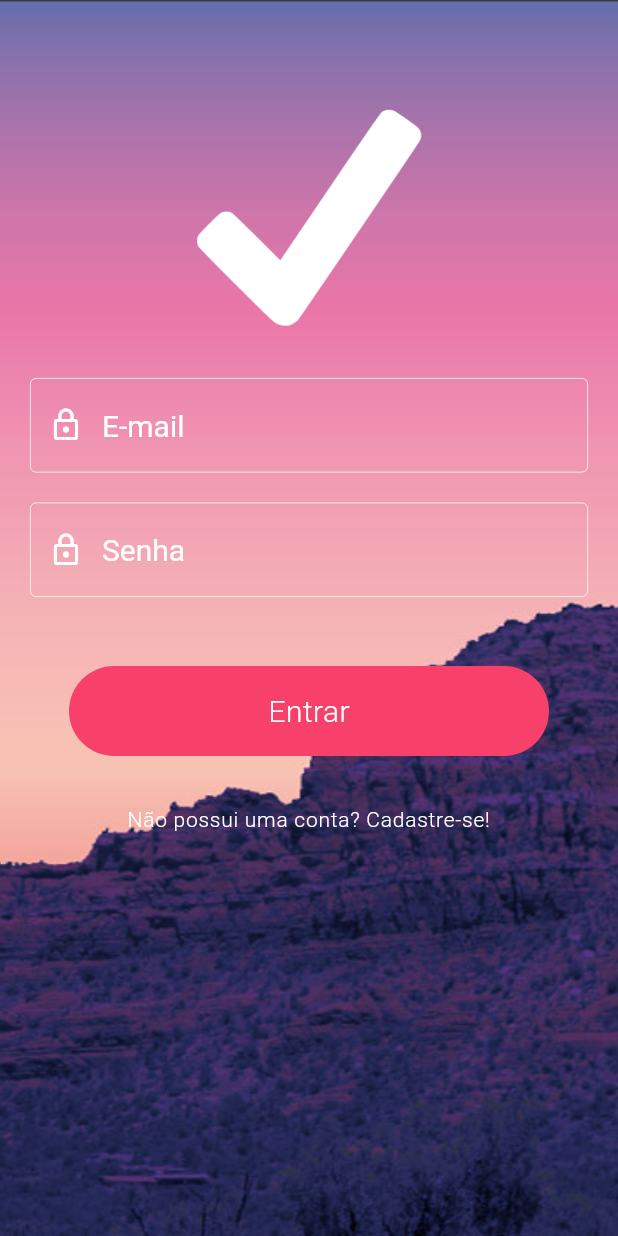
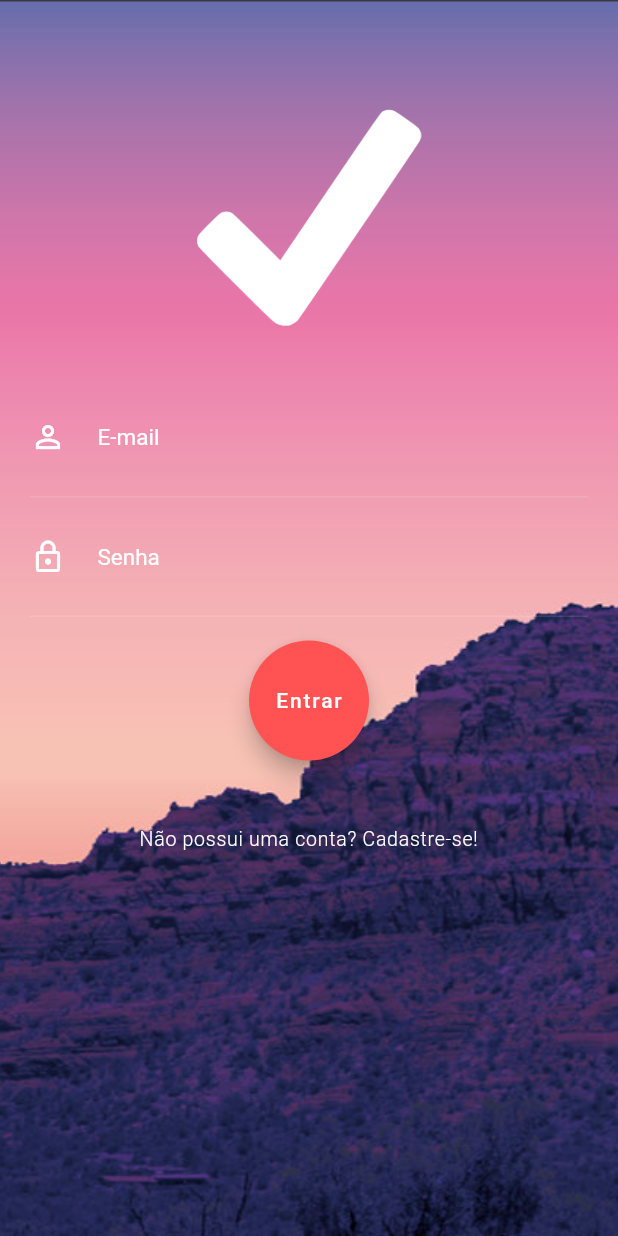
Before and after one commit to jacksonn455/loja_virtual_flutter, a Flutter app: the screen it shows after launch, on a phone screen of 412 x 824 dp. Run offline on Flutter 3.47's test engine with Material 2 defaults, Android fonts, the phone set to English and light mode, and no system bars; our stand-ins replace carousel_pro, cloud_firestore, firebase_auth, flare_flutter, transparent_image; accounts and stored records are empty.

Commit message:
atualização 15/07

```diff
--- a/lib/screens/NewLogin_screen.dart
+++ b/lib/screens/NewLogin_screen.dart
@@ -1,46 +1,21 @@
 import 'package:flutter/material.dart';
-import 'package:flutter/scheduler.dart';
-import 'package:loja_virtual/screens/home_screen.dart';
-import 'package:loja_virtual/widgets/form_container.dart';
-import 'package:loja_virtual/widgets/sign_up_button.dart';
-import 'package:loja_virtual/widgets/stagger_animation.dart';
+import 'package:flutter/scheduler.dart' show timeDilation;
 import 'package:loja_virtual/models/user_model.dart';
 import 'package:loja_virtual/screens/signup_screen.dart';
 import 'package:scoped_model/scoped_model.dart';
+import 'package:loja_virtual/widgets/form_container.dart';
+import 'package:loja_virtual/widgets/sign_up_button.dart';
+
+import 'login_screen.dart';
+
 
 class NewLoginScreen extends StatefulWidget {
   @override
   _NewLoginScreenState createState() => _NewLoginScreenState();
 }
 
-class _NewLoginScreenState extends State<NewLoginScreen> with SingleTickerProviderStateMixin{
-
-  AnimationController _animationController;
-
-  @override
-  void initState() {
-    super.initState();
-
-    _animationController = AnimationController(
-      vsync: this,
-      duration: Duration(seconds: 2),
-    );
-
-    _animationController.addStatusListener((status){
-      if(status == AnimationStatus.completed){
-        Navigator.of(context).pushReplacement(
-            MaterialPageRoute(builder: (context)=>HomeScreen())
-        );
-      }
-    });
-  }
-
-
-  @override
-  void dispose() {
-    _animationController.dispose();
-    super.dispose();
-  }
+class _NewLoginScreenState extends State<NewLoginScreen>
+    with SingleTickerProviderStateMixin {
 
   @override
   Widget build(BuildContext context) {
@@ -50,10 +25,7 @@ class _NewLoginScreenState extends State<NewLoginScreen> with SingleTickerProvid
       body: Container(
         decoration: BoxDecoration(
             image: DecorationImage(
-                image: AssetImage("images/background.jpg"),
-                fit: BoxFit.cover
-            )
-        ),
+                image: AssetImage("images/background.jpg"), fit: BoxFit.cover)),
         child: ListView(
           padding: EdgeInsets.zero,
           children: <Widget>[
@@ -64,19 +36,18 @@ class _NewLoginScreenState extends State<NewLoginScreen> with SingleTickerProvid
                   children: <Widget>[
                     Padding(
                       padding: EdgeInsets.only(top: 70, bottom: 32),
-                      child: Image.asset("images/tickicon.png",
+                      child: Image.asset(
+                        "images/tickicon.png",
                         width: 150,
                         height: 150,
                         fit: BoxFit.contain,
                       ),
                     ),
                     FormContainer(),
-                    SignUpButton()
+                    SignUpButton(),
                   ],
                 ),
-                StaggerAnimation(
-                    controller: _animationController.view
-                )
+
               ],
             )
           ],
@@ -84,4 +55,6 @@ class _NewLoginScreenState extends State<NewLoginScreen> with SingleTickerProvid
       ),
     );
   }
+
+
 }
--- a/lib/widgets/custom_drawer.dart
+++ b/lib/widgets/custom_drawer.dart
@@ -1,5 +1,6 @@
 import 'package:flutter/material.dart';
 import 'package:loja_virtual/models/user_model.dart';
+import 'package:loja_virtual/screens/NewLogin_screen.dart';
 import 'package:loja_virtual/screens/login_screen.dart';
 import 'package:loja_virtual/tiles/drawer_tile.dart';
 import 'package:scoped_model/scoped_model.dart';
@@ -70,7 +71,7 @@ class CustomDrawer extends StatelessWidget {
                                       Navigator.of(context).push(
                                           MaterialPageRoute(
                                               builder: (context) =>
-                                                  LoginScreen()));
+                                                  NewLoginScreen()));
                                     else
                                       model.signOut();
                                   },
--- a/lib/widgets/form_container.dart
+++ b/lib/widgets/form_container.dart
@@ -2,11 +2,6 @@ import 'package:flutter/material.dart';
 import 'package:loja_virtual/widgets/input_field.dart';
 
 class FormContainer extends StatelessWidget {
-  final _emailController = TextEditingController();
-  final _passController = TextEditingController();
-
-  final _formKey = GlobalKey<FormState>();
-  final _scaffoldKey = GlobalKey<ScaffoldState>();
 
   @override
   Widget build(BuildContext context) {
@@ -14,56 +9,33 @@ class FormContainer extends StatelessWidget {
       margin: EdgeInsets.symmetric(horizontal: 20),
       child: Form(
         child: Column(
-          children: <Widget>[
-            TextFormField(
-              style: TextStyle(
-                color: Colors.white,
+            children: <Widget>[
+              InputField(
+                hint: "E-mail",
+                obscure: false,
+                icon: Icons.person_outline,
               ),
-              controller: _emailController,
-              decoration: InputDecoration(
-                hintText: "E-mail",
-                hintStyle: TextStyle(fontSize: 20.0, color: Colors.white),
-                  enabledBorder: const OutlineInputBorder(
-                    borderSide: const BorderSide(color: Colors.white, width: 0.5),
-                  ),
-                  border: const OutlineInputBorder(),
-                prefixIcon: const Icon(
-                  Icons.lock_outline,
-                  color: Colors.white,
-                ),
+              InputField(
+                hint: "Senha",
+                obscure: true,
+                icon: Icons.lock_outline,
               ),
-              keyboardType: TextInputType.emailAddress,
-              validator: (text) {
-                if (text.isEmpty || !text.contains("@"))
-                  return "E-mail inválido!";
-              },
-            ),
-            SizedBox(
-              height: 20.0,
-            ),
-            TextFormField(
-              style: TextStyle(
-                color: Colors.white,
+              SizedBox(
+                height: 16,
               ),
-              controller: _passController,
-              decoration: InputDecoration(
-              hintText: "Senha",
-              hintStyle: TextStyle(fontSize: 20.0, color: Colors.white),
-                enabledBorder: const OutlineInputBorder(
-                  borderSide: const BorderSide(color: Colors.white, width: 0.5),
-                ),
-                border: const OutlineInputBorder(),
-              prefixIcon: const Icon(
-                Icons.lock_outline,
-                color: Colors.white,
-              ),
-            ),
-              obscureText: true,
-              validator: (text) {
-                if (text.isEmpty || text.length < 6) return "Senha inválida!";
-              },
-            ),
-          ],
+              SizedBox(
+                  height: 80,
+                  width: 80,
+                  child: new FloatingActionButton(
+                    backgroundColor: Colors.redAccent,
+                    child: Text("Entrar",
+                      style: TextStyle(
+                        fontSize: 14.0,
+                      ),
+                    ),
+                    onPressed: () => {},
+                  ))
+            ]
         ),
       ),
     );
--- a/lib/widgets/input_field.dart
+++ b/lib/widgets/input_field.dart
@@ -5,8 +5,10 @@ class InputField extends StatelessWidget {
   final String hint;
   final bool obscure;
   final IconData icon;
+  final Stream<String> stream;
+  final Function(String) onChanged;
 
-  InputField({this.hint, this.obscure, this.icon});
+  InputField({this.icon, this.hint, this.obscure, this.stream, this.onChanged});
 
   @override
   Widget build(BuildContext context) {
--- a/lib/widgets/sign_up_button.dart
+++ b/lib/widgets/sign_up_button.dart
@@ -5,20 +5,24 @@ class SignUpButton extends StatelessWidget {
   @override
   Widget build(BuildContext context) {
     return FlatButton(
-      padding: EdgeInsets.only(top: 140),
-      onPressed: () {
+      padding: EdgeInsets.only(
+        top: 45
+      ),
+      onPressed: (){
         Navigator.of(context).pushReplacement(
-            MaterialPageRoute(builder: (context) => SignUpScreen()));
+            MaterialPageRoute(builder: (context)=>SignUpScreen())
+        );
       },
       child: Text(
         "Não possui uma conta? Cadastre-se!",
         textAlign: TextAlign.center,
         overflow: TextOverflow.ellipsis,
         style: TextStyle(
-            fontWeight: FontWeight.w300,
-            color: Colors.white,
-            fontSize: 14,
-            letterSpacing: 0.5),
+          fontWeight: FontWeight.w300,
+          color: Colors.white,
+          fontSize: 13,
+          letterSpacing: 0.5
+        ),
       ),
     );
   }
--- a/lib/widgets/stagger_animation.dart
+++ /dev/null
@@ -1,90 +0,0 @@
-import 'package:flutter/material.dart';
-
-class StaggerAnimation extends StatelessWidget {
-
-  final AnimationController controller;
-
-  StaggerAnimation({this.controller}) :
-        buttonSqueeze = Tween(
-            begin: 320.0,
-            end: 60.0
-        ).animate(
-            CurvedAnimation(
-                parent: controller,
-                curve: Interval(0.0, 0.150)
-            )
-        ),
-        buttonZoomOut = Tween(
-          begin: 60.0,
-          end: 1000.0,
-        ).animate(
-            CurvedAnimation(
-              parent: controller,
-              curve: Interval(0.5, 1, curve: Curves.bounceOut),
-            )
-        );
-
-  final Animation<double> buttonSqueeze;
-  final Animation<double> buttonZoomOut;
-
-  Widget _buildAnimation(BuildContext context, Widget child){
-    return Padding(
-      padding: EdgeInsets.only(bottom: 50),
-      child: InkWell(
-          onTap: (){
-            controller.forward();
-          },
-          child: Hero(
-            tag: "fade",
-            child: buttonZoomOut.value == 60 ?
-            Container(
-                width: buttonSqueeze.value,
-                height: 60,
-                alignment: Alignment.center,
-                decoration: BoxDecoration(
-                    color: Color.fromRGBO(247, 64, 106, 1.0),
-                    borderRadius: BorderRadius.all(Radius.circular(30.0))
-                ),
-                child: _buildInside(context)
-            ) :
-            Container(
-              width: buttonZoomOut.value,
-              height: buttonZoomOut.value,
-              decoration: BoxDecoration(
-                  color: Color.fromRGBO(247, 64, 106, 1.0),
-                  shape: buttonZoomOut.value < 500 ?
-                  BoxShape.circle : BoxShape.rectangle
-              ),
-            ),
-          )
-      ),
-    );
-  }
-
-  Widget _buildInside(BuildContext context){
-    if(buttonSqueeze.value > 75){
-      return Text(
-        "Entrar",
-        style: TextStyle(
-            color: Colors.white,
-            fontSize: 20,
-            fontWeight: FontWeight.w300,
-            letterSpacing: 0.3
-        ),
-      );
-    } else {
-      return CircularProgressIndicator(
-        valueColor: AlwaysStoppedAnimation<Color>(Colors.white),
-        strokeWidth: 1.0,
-      );
-    }
-  }
-
-  @override
-  Widget build(BuildContext context) {
-    return AnimatedBuilder(
-      builder: _buildAnimation,
-      animation: controller,
-    );
-  }
-}
--- a/pubspec.yaml
+++ b/pubspec.yaml
@@ -33,6 +33,9 @@ dependencies:
   flutter_launcher_icons: ^0.7.2
   image_picker: ^0.6.0+3
   flare_flutter: 1.0.2
+  bloc_pattern: ^1.5.2
+  rxdart: ^0.21.0
+  shimmer: ^1.0.0
 
 
 
```
Also changed, not shown: pubspec.lock. Lines whose indentation alone changed are shown as unchanged.
